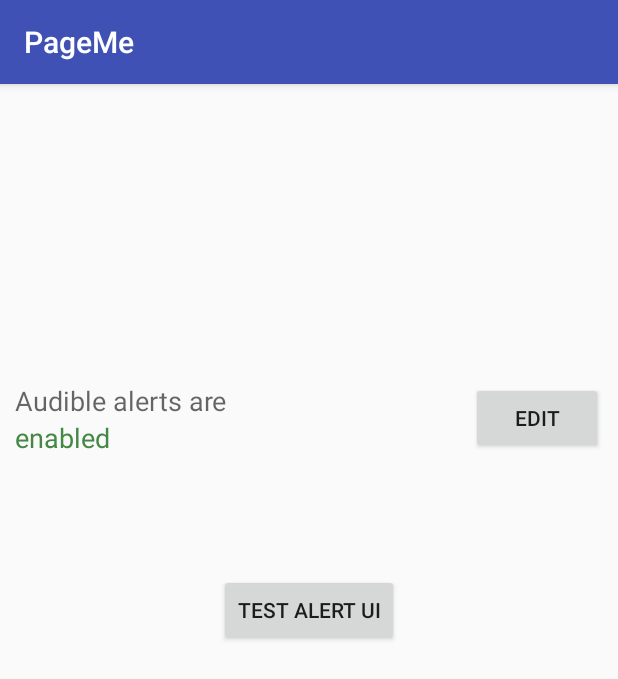
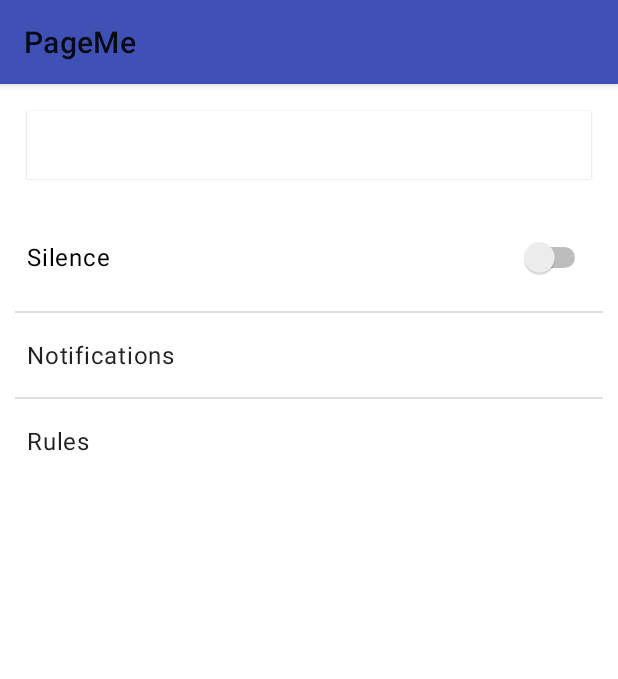
Before and after one commit to jboning/pageme, an Android app: the screen it shows after launch (MainActivity), on a phone screen of 412 x 824 dp. Shown: the top 679 px of the screen. Run offline under Robolectric (Android 15) with nearby library versions, the phone set to English and light mode, and no system bars.

Commit message:
Rework home view, part 1: material design, layout, kotlin, mvvm for silencing

```diff
--- a/app/build.gradle
+++ b/app/build.gradle
@@ -23,6 +23,9 @@
     packagingOptions {
         exclude 'META-INF/proguard/coroutines.pro'
     }
+    kotlinOptions {
+        jvmTarget = "1.8"
+    }
 }
 
 dependencies {
@@ -30,6 +33,7 @@
     implementation 'androidx.appcompat:appcompat:1.1.0'
     implementation 'androidx.constraintlayout:constraintlayout:1.1.3'
     implementation 'androidx.legacy:legacy-support-v4:1.0.0'
+    implementation 'com.google.android.material:material:1.1.0'
     testImplementation 'junit:junit:4.12'
     androidTestImplementation 'androidx.test.ext:junit:1.1.1'
     androidTestImplementation 'androidx.test.espresso:espresso-core:3.1.0'
@@ -37,6 +41,8 @@
     implementation 'androidx.lifecycle:lifecycle-extensions:2.2.0'
     annotationProcessor 'androidx.lifecycle:lifecycle-compiler:2.2.0'
     implementation "androidx.core:core-ktx:+"
+    implementation "androidx.activity:activity-ktx:1.1.0"
+    implementation "androidx.lifecycle:lifecycle-livedata-ktx:2.2.0"
     implementation "androidx.lifecycle:lifecycle-viewmodel-ktx:2.2.0"
     implementation "androidx.lifecycle:lifecycle-runtime-ktx:2.2.0"
     implementation "org.jetbrains.kotlin:kotlin-stdlib-jdk7:$kotlin_version"
--- a/app/src/main/java/name/jboning/pageme/MainActivity.java
+++ /dev/null
@@ -1,151 +0,0 @@
-package name.jboning.pageme;
-
-import android.Manifest;
-import android.content.Context;
-import android.content.Intent;
-import android.content.SharedPreferences;
-import android.content.pm.PackageManager;
-import androidx.annotation.NonNull;
-import androidx.appcompat.app.AppCompatActivity;
-import androidx.core.app.ActivityCompat;
-import androidx.fragment.app.DialogFragment;
-import androidx.core.content.ContextCompat;
-import android.os.Bundle;
-import android.util.Log;
-import android.view.View;
-import android.widget.Button;
-import android.widget.TextView;
-
-import org.json.JSONException;
-
-import java.text.DateFormat;
-import java.text.SimpleDateFormat;
-import java.util.Date;
-import java.util.Timer;
-import java.util.TimerTask;
-
-public class MainActivity extends AppCompatActivity
-        implements DurationPickerFragment.OnDurationSetListener {
-    SharedPreferences sharedPreferences;
-
-    public static final String SHARED_PREFS = "prefs";
-    public static final String PREF_SILENCE_UNTIL = "silenceUntil";
-
-    private Timer timer = new Timer();
-
-    @Override
-    protected void onCreate(Bundle savedInstanceState) {
-        super.onCreate(savedInstanceState);
-        setContentView(R.layout.activity_main);
-
-        Button testAlertButton = (Button) findViewById(R.id.testAlert);
-        testAlertButton.setOnClickListener(new View.OnClickListener() {
-            @Override
-            public void onClick(View v) {
-                final Intent i = new Intent(MainActivity.this, AlertActivity.class);
-                CombinedSmsMessage m = new CombinedSmsMessage("example@example.com", 1, "Lorem ipsum dolor sit amet, consectetur adipiscing elit, sed do eiusmod tempor incididunt ut labore et dolore magna aliqua.");
-                try {
-                    i.putExtra("sms", m.toJson().toString());
-                } catch (JSONException e) {
-                    Log.e("SmsReceiver", "error serializing sms!", e);
-                    return;
-                }
-                (new Timer()).schedule(new TimerTask() {
-                    @Override
-                    public void run() {
-                        MainActivity.this.startActivity(i);
-                    }
-                }, 1000);
-            }
-        });
-
-        sharedPreferences = getSharedPreferences(SHARED_PREFS, Context.MODE_PRIVATE);
-        renderAudioStatus();
-
-        Button editAudioButton = (Button) findViewById(R.id.editAudioStatus);
-        editAudioButton.setOnClickListener(new View.OnClickListener() {
-            @Override
-            public void onClick(View v) {
-                showAudioEditDialog();
-            }
-        });
-
-        permissionsCheck();
-    }
-
-    private void renderAudioStatus() {
-        if (timer == null) {
-            return;
-        }
-        timer.cancel();
-        timer = new Timer();
-
-        TextView audioStatusText = (TextView) findViewById(R.id.audioStatus);
-        long silenceUntil = sharedPreferences.getLong(PREF_SILENCE_UNTIL, -1);
-        if (silenceUntil > System.currentTimeMillis()) {
-            DateFormat formatter = new SimpleDateFormat("HH:mm");
-            audioStatusText.setText("silenced until " + formatter.format(new Date(silenceUntil)));
-            audioStatusText.setTextColor(getColor(R.color.audioOff));
-            timer.schedule(new TimerTask() {
-                @Override
-                public void run() {
-                    runOnUiThread(new Runnable() {
-                        @Override
-                        public void run() {
-                            renderAudioStatus();
-                        }
-                    });
-                }
-            }, silenceUntil - System.currentTimeMillis());
-        } else {
-            audioStatusText.setText("enabled");
-            audioStatusText.setTextColor(getColor(R.color.audioOn));
-        }
-    }
-
-    private void showAudioEditDialog() {
-        DialogFragment f = new DurationPickerFragment();
-        f.show(getSupportFragmentManager(), "duration");
-    }
-
-    @Override
-    public void onDurationSet(int minutes) {
-        updateAudioSilencePref(System.currentTimeMillis() + (1000 * 60 * minutes));
-    }
-
-    @Override
-    public void onDurationCleared() {
-        updateAudioSilencePref(-1);
-    }
-
-    private void updateAudioSilencePref(long until) {
-        SharedPreferences.Editor editor = sharedPreferences.edit();
-        editor.putLong(PREF_SILENCE_UNTIL, until);
-        editor.apply();
-        renderAudioStatus();
-    }
-
-    private void permissionsCheck() {
-        Log.d("MainActivity", "checking permissions");
-        if (ContextCompat.checkSelfPermission(this, Manifest.permission.RECEIVE_SMS) != PackageManager.PERMISSION_GRANTED
-                || ContextCompat.checkSelfPermission(this, Manifest.permission.VIBRATE) != PackageManager.PERMISSION_GRANTED) {
-            Log.d("MainActivity", "requesting permissions");
-            ActivityCompat.requestPermissions(this,
-                    new String[]{Manifest.permission.RECEIVE_SMS, Manifest.permission.VIBRATE},
-                    0);
-        }
-    }
-
-    @Override
-    public void onRequestPermissionsResult(int requestCode, @NonNull String[] permissions, @NonNull int[] grantResults) {
-        super.onRequestPermissionsResult(requestCode, permissions, grantResults);
-        permissionsCheck();
-    }
-
-    @Override
-    protected void onDestroy() {
-        timer.cancel();
-        timer = null;
-        super.onDestroy();
-    }
-}
--- /dev/null
+++ b/app/src/main/java/name/jboning/pageme/MainActivity.kt
@@ -0,0 +1,78 @@
+package name.jboning.pageme
+
+import android.Manifest
+import android.content.pm.PackageManager
+import android.os.Bundle
+import android.util.Log
+import android.widget.CompoundButton
+import android.widget.TextView
+import androidx.activity.viewModels
+import androidx.appcompat.app.AppCompatActivity
+import androidx.core.app.ActivityCompat
+import androidx.core.content.ContextCompat
+import androidx.fragment.app.DialogFragment
+import androidx.lifecycle.observe
+import name.jboning.pageme.DurationPickerFragment.OnDurationSetListener
+import java.text.SimpleDateFormat
+import java.util.*
+
+class MainActivity : AppCompatActivity(), OnDurationSetListener {
+    private val viewModel: MainViewModel by viewModels()
+
+    override fun onCreate(savedInstanceState: Bundle?) {
+        super.onCreate(savedInstanceState)
+        setContentView(R.layout.activity_main)
+
+        val silenceSwitch = findViewById<CompoundButton>(R.id.silenceSwitch)
+        silenceSwitch.setOnClickListener {
+            if (silenceSwitch.isChecked) {
+                showAudioEditDialog()
+            } else {
+                onDurationCleared()
+            }
+        }
+        viewModel.silenced.observe(this) {
+            silenceSwitch.isChecked = it
+            renderStatus()
+        }
+
+        permissionsCheck()
+    }
+
+    private fun renderStatus() {
+        findViewById<TextView>(R.id.status).text = if (viewModel.silenced.value!!) {
+            "silenced until " + SimpleDateFormat("HH:mm").format(Date(viewModel.silenceUntil.value!!))
+        } else {
+            ""
+        }
+    }
+
+    private fun showAudioEditDialog() {
+        val f: DialogFragment = DurationPickerFragment()
+        f.show(supportFragmentManager, "duration")
+    }
+
+    override fun onDurationSet(minutes: Int) {
+        viewModel.setSilenceUntil(System.currentTimeMillis() + 1000 * 60 * minutes)
+    }
+
+    override fun onDurationCleared() {
+        viewModel.setSilenceUntil(-1)
+    }
+
+    private fun permissionsCheck() {
+        Log.d("MainActivity", "checking permissions")
+        if (ContextCompat.checkSelfPermission(this, Manifest.permission.RECEIVE_SMS) != PackageManager.PERMISSION_GRANTED
+                || ContextCompat.checkSelfPermission(this, Manifest.permission.VIBRATE) != PackageManager.PERMISSION_GRANTED) {
+            Log.d("MainActivity", "requesting permissions")
+            ActivityCompat.requestPermissions(this, arrayOf(Manifest.permission.RECEIVE_SMS, Manifest.permission.VIBRATE),
+                    0)
+        }
+    }
+
+    override fun onRequestPermissionsResult(requestCode: Int, permissions: Array<String>, grantResults: IntArray) {
+        super.onRequestPermissionsResult(requestCode, permissions, grantResults)
+        permissionsCheck()
+    }
+
+}
--- /dev/null
+++ b/app/src/main/java/name/jboning/pageme/MainViewModel.kt
@@ -0,0 +1,74 @@
+package name.jboning.pageme
+
+import android.app.Application
+import android.content.Context
+import android.content.SharedPreferences
+import android.util.Log
+import androidx.lifecycle.AndroidViewModel
+import androidx.lifecycle.LiveData
+import androidx.lifecycle.MutableLiveData
+import java.util.*
+
+class MainViewModel(application: Application) : AndroidViewModel(application) {
+    companion object {
+        const val SHARED_PREFS = "prefs"
+        const val PREF_SILENCE_UNTIL = "silenceUntil"
+    }
+
+    private val sharedPrefs = application.applicationContext.getSharedPreferences(SHARED_PREFS, Context.MODE_PRIVATE)
+    private val _silenceUntil: MutableLiveData<Long> = MutableLiveData(-1)
+    private val _silenced: MutableLiveData<Boolean> = MutableLiveData(false)
+    val silenceUntil: LiveData<Long> = _silenceUntil
+    val silenced: LiveData<Boolean> = _silenced
+    private val timer = Timer()
+
+    private val prefListener = SharedPreferences.OnSharedPreferenceChangeListener { sharedPreferences, s ->
+        if (s == PREF_SILENCE_UNTIL) {
+            onSilenceUntilUpdated(sharedPreferences.getLong(PREF_SILENCE_UNTIL, -1))
+        }
+    }
+
+    init {
+        sharedPrefs.registerOnSharedPreferenceChangeListener(prefListener)
+        prefListener.onSharedPreferenceChanged(sharedPrefs, PREF_SILENCE_UNTIL)
+    }
+
+    private fun onSilenceUntilUpdated(value: Long) {
+        _silenceUntil.value = value
+        _silenced.value = computeSilenced()
+        scheduleSilencedUpdate()
+    }
+
+    private fun scheduleSilencedUpdate() {
+        if (_silenced.value!!) {
+            timer.schedule(object : TimerTask() {
+                override fun run() {
+                    Log.d("MainViewModel", "Silenced-update timer fired");
+                    _silenced.postValue(computeSilenced())
+                    if (_silenced.value!!) {
+                        // If we're still silenced, it could be because the clock changed between
+                        // when the timer fired and calling computeSilenced(). Schedule another
+                        // update to handle that case (though it's more likely that the user simply
+                        // changed the silence-until time).
+                        scheduleSilencedUpdate()
+                    }
+                }
+            }, Date(_silenceUntil.value!!));
+        }
+    }
+
+    private fun computeSilenced() = _silenceUntil.value!! > System.currentTimeMillis()
+
+    fun setSilenceUntil(value: Long) {
+        Log.d("MainViewModel", "set silenceUntil")
+        val editor = sharedPrefs.edit()
+        editor.putLong(PREF_SILENCE_UNTIL, value)
+        editor.apply()
+    }
+
+    override fun onCleared() {
+        sharedPrefs.unregisterOnSharedPreferenceChangeListener(prefListener)
+        timer.cancel()
+        super.onCleared()
+    }
+}
--- a/app/src/main/java/name/jboning/pageme/annoyer/AnnoyerService.kt
+++ b/app/src/main/java/name/jboning/pageme/annoyer/AnnoyerService.kt
@@ -6,6 +6,7 @@
 import android.os.IBinder
 import android.util.Log
 import name.jboning.pageme.MainActivity
+import name.jboning.pageme.MainViewModel
 import name.jboning.pageme.config.ConfigManager
 import name.jboning.pageme.config.model.NotificationPolicy
 import java.util.*
@@ -71,8 +72,8 @@
     }
 
     private fun isSilenced(): Boolean {
-        val prefs = getSharedPreferences(MainActivity.SHARED_PREFS, Context.MODE_PRIVATE)
-        val silenceUntil = prefs.getLong(MainActivity.PREF_SILENCE_UNTIL, -1)
+        val prefs = getSharedPreferences(MainViewModel.SHARED_PREFS, Context.MODE_PRIVATE)
+        val silenceUntil = prefs.getLong(MainViewModel.PREF_SILENCE_UNTIL, -1)
         return silenceUntil > System.currentTimeMillis()
     }
 
--- a/app/src/main/res/layout/activity_main.xml
+++ b/app/src/main/res/layout/activity_main.xml
@@ -10,65 +10,96 @@
 
     <LinearLayout
         android:layout_width="match_parent"
-        android:layout_height="wrap_content"
+        android:layout_height="match_parent"
         android:orientation="vertical"
         app:layout_constraintBottom_toBottomOf="parent"
         app:layout_constraintEnd_toEndOf="parent"
         app:layout_constraintHorizontal_bias="0.5"
         app:layout_constraintStart_toStartOf="parent"
-        app:layout_constraintTop_toTopOf="parent"
-        app:layout_constraintVertical_bias="0.33">
+        app:layout_constraintTop_toTopOf="parent">
 
-        <LinearLayout
+        <androidx.cardview.widget.CardView
+            style="@style/Widget.MaterialComponents.CardView"
             android:layout_width="match_parent"
             android:layout_height="wrap_content"
-            android:orientation="horizontal">
+            android:layout_margin="8dp"
+            android:padding="32dp">
 
-
-            <LinearLayout
-                android:layout_width="wrap_content"
+            <FrameLayout
+                android:layout_width="match_parent"
                 android:layout_height="match_parent"
-                android:orientation="vertical"
-                android:layout_weight="1">
+                android:layout_margin="8dp">
 
                 <TextView
+                    android:id="@+id/status"
                     android:layout_width="match_parent"
                     android:layout_height="wrap_content"
-                    android:text="Audible alerts are"
-                    android:textAppearance="@android:style/TextAppearance.Material.Medium" />
+                    android:text="Status"
+                    android:textAppearance="@style/TextAppearance.AppCompat.Large" />
 
-                <TextView
-                    android:id="@+id/audioStatus"
-                    android:layout_width="match_parent"
-                    android:layout_height="wrap_content"
-                    android:text="snoozed until 15:00"
-                    android:textAppearance="@android:style/TextAppearance.Material.Medium" />
+            </FrameLayout>
 
-            </LinearLayout>
-
-            <Button
-                android:id="@+id/editAudioStatus"
-                android:layout_width="wrap_content"
-                android:layout_height="wrap_content"
-                android:layout_gravity="center"
-                android:text="Edit" />
-        </LinearLayout>
+        </androidx.cardview.widget.CardView>
 
         <Space
             android:layout_width="match_parent"
-            android:layout_height="80dp" />
+            android:layout_height="8dp" />
 
-        <Button
-            android:id="@+id/testAlert"
-            android:layout_gravity="center"
-            android:layout_width="wrap_content"
+        <Switch
+            android:id="@+id/silenceSwitch"
+            android:layout_width="match_parent"
+            android:layout_height="56dp"
+            android:layout_margin="8dp"
+            android:text="Silence"
+            android:textAppearance="@style/TextAppearance.MaterialComponents.Body1" />
+
+        <View
+            android:id="@+id/divider3"
+            android:layout_width="match_parent"
+            android:layout_height="1dp"
+            android:background="?android:attr/listDivider" />
+
+        <FrameLayout
+            android:id="@+id/notifications_entry"
+            android:layout_width="match_parent"
+            android:layout_height="56dp">
+
+            <TextView
+                android:id="@+id/textView4"
+                android:layout_width="match_parent"
+                android:layout_height="wrap_content"
+                android:layout_gravity="center_vertical"
+                android:layout_margin="8dp"
+                android:text="Notifications"
+                android:textAppearance="@style/TextAppearance.MaterialComponents.Body1" />
+        </FrameLayout>
+
+        <View
+            android:id="@+id/divider4"
+            android:layout_width="match_parent"
+            android:layout_height="1dp"
+            android:background="?android:attr/listDivider" />
+
+        <FrameLayout
+            android:id="@+id/rules_entry"
+            android:layout_width="match_parent"
+            android:layout_height="56dp">
+
+            <TextView
+                android:id="@+id/textView5"
+                android:layout_width="match_parent"
+                android:layout_height="wrap_content"
+                android:layout_gravity="center_vertical"
+                android:layout_margin="8dp"
+                android:text="Rules"
+                android:textAppearance="@style/TextAppearance.MaterialComponents.Body1" />
+        </FrameLayout>
+
+        <Space
+            android:layout_width="match_parent"
             android:layout_height="wrap_content"
-            android:text="Test Alert UI"
-            app:layout_constraintBottom_toBottomOf="parent"
-            app:layout_constraintEnd_toEndOf="parent"
-            app:layout_constraintHorizontal_bias="0.5"
-            app:layout_constraintStart_toStartOf="parent"
-            app:layout_constraintTop_toTopOf="parent" />
+            android:layout_weight="1" />
+
     </LinearLayout>
 
 </androidx.constraintlayout.widget.ConstraintLayout>
--- a/app/src/main/res/values/styles.xml
+++ b/app/src/main/res/values/styles.xml
@@ -1,7 +1,7 @@
 <resources>
 
     <!-- Base application theme. -->
-    <style name="AppTheme" parent="Theme.AppCompat.Light.DarkActionBar">
+    <style name="AppTheme" parent="Theme.MaterialComponents.DayNight">
         <!-- Customize your theme here. -->
         <item name="colorPrimary">@color/colorPrimary</item>
         <item name="colorPrimaryDark">@color/colorPrimaryDark</item>
```
Also changed, not shown: app/src/main/java/name/jboning/pageme/DurationPickerFragment.java (+2 -7 lines).
